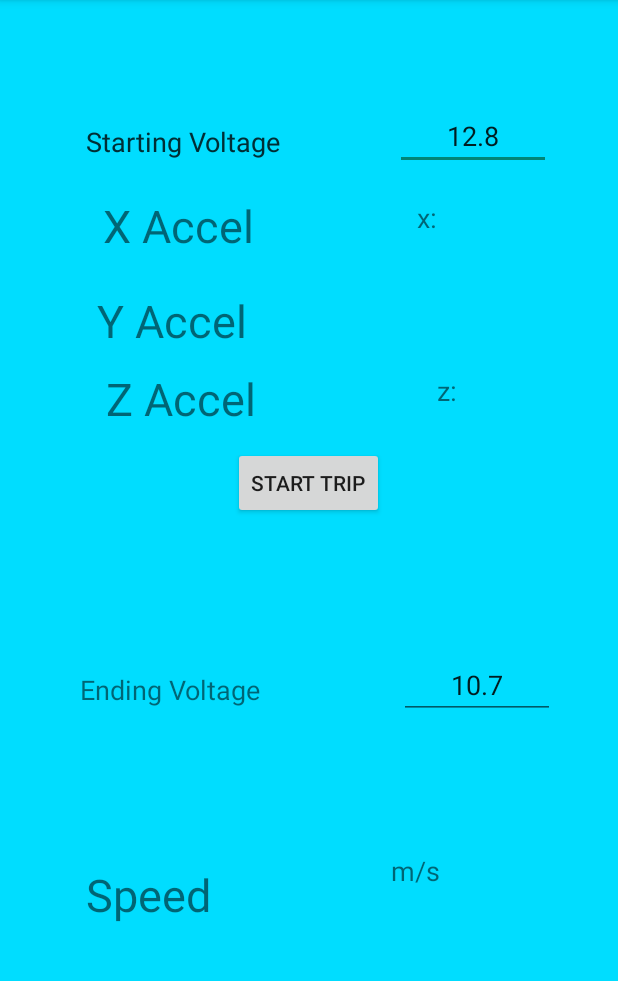
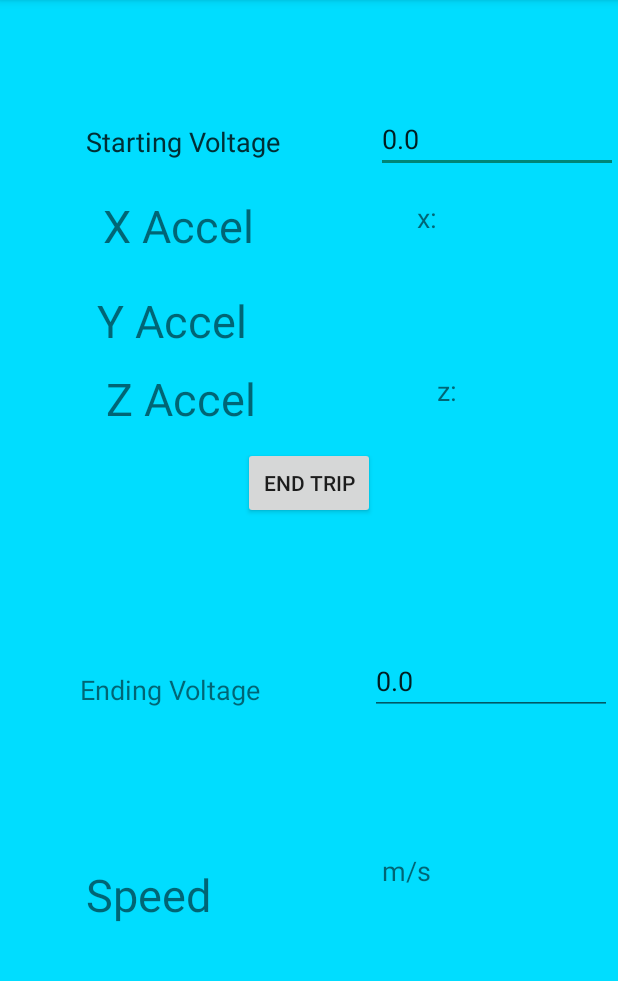
Before and after one commit to Derklez/Electric-Vehicle-Capstone-Project, an Android app: the screen it shows after launch (MainActivity), after a tap on "START TRIP", on a phone screen of 412 x 824 dp, the part 84-1065 px from its top. Run offline under Robolectric (Android 15) with nearby library versions, the phone set to English and light mode, and no system bars; our stand-ins replace Firebase (no records; nobody signed in at launch, a user with empty details on screens opened directly); 1 statement that could not run was skipped.

Commit message:
Can now "start" a trip which tracks time & volt entry fields

```diff
--- a/app/build.gradle
+++ b/app/build.gradle
@@ -32,6 +32,7 @@ dependencies {
     implementation 'com.jjoe64:graphview:4.2.2'
     implementation 'com.google.firebase:firebase-core:16.0.1'
     implementation 'com.google.firebase:firebase-database:16.0.1'
+    implementation 'com.jjoe64:graphview:4.2.2'
 }
 
 apply plugin: 'com.google.gms.google-services'
--- a/app/src/main/java/edu/uwm/team10/electricvehicleapp/HomeFragment.java
+++ b/app/src/main/java/edu/uwm/team10/electricvehicleapp/HomeFragment.java
@@ -20,11 +20,16 @@ import android.view.LayoutInflater;
 import android.view.View;
 import android.view.ViewGroup;
 import android.widget.Button;
+import android.widget.EditText;
 import android.widget.TextView;
+import android.widget.Toast;
 
 
 import com.google.firebase.database.DatabaseReference;
 import com.google.firebase.database.FirebaseDatabase;
+
+import models.TripDateModel;
+import models.TripModel;
 
 public class HomeFragment extends Fragment implements SensorEventListener, LocationListener {
 
@@ -34,6 +39,9 @@ public class HomeFragment extends Fragment implements SensorEventListener, Locat
     private Sensor accelerometer;
 
     private TextView xAccel, yAccel, zAccel;
+    private Button startTrip;
+    private EditText startVolts;
+    private EditText endVolts;
 
     private View view;
 
@@ -59,6 +67,35 @@ public class HomeFragment extends Fragment implements SensorEventListener, Locat
         xAccel = view.findViewById(R.id.xAccel);
         yAccel = view.findViewById(R.id.yAccel);
         zAccel = view.findViewById(R.id.zAccel);
+        startVolts = view.findViewById(R.id.startVolts);
+        endVolts = view.findViewById(R.id.endVolts);
+        startTrip = view.findViewById(R.id.startTrip);
+
+        final DatabaseReference mDatabase = FirebaseDatabase.getInstance().getReference();
+
+        // Set on click for start trip button. This should reconfigure the UI
+        startTrip.setOnClickListener(new View.OnClickListener() {
+            public void onClick(View v) {
+                if (!((MainActivity)getActivity()).getTripActive()) { // If a trip is NOT active
+                    ((MainActivity)getActivity()).startTrip();
+                    startTrip.setText("End Trip");
+                } else {
+                    ((MainActivity)getActivity()).endTrip();
+                    startTrip.setText("Start Trip");
+                    double elapsedTime = (((MainActivity) getActivity()).getTripEndTime()
+                            - ((MainActivity) getActivity()).getTripStartTime()) / (1e+9);
+                    TripDateModel tripDateModel = new TripDateModel(
+                            ((MainActivity) getActivity()).getTripStartTime(),
+                            ((MainActivity) getActivity()).getTripEndTime(),
+                            "Wed, Oct 18 2018");
+                    TripModel tripModel = new TripModel(10.0, 1, 20,
+                            elapsedTime, Double.parseDouble(endVolts.getText().toString()), 1,
+                            Double.parseDouble(startVolts.getText().toString()), tripDateModel);
+                    String pushString = mDatabase.child("trips").push().getKey();
+                    mDatabase.child("trips").child(pushString).setValue(tripModel);
+                }
+            }
+        });
 
         LocationManager locationManager = (LocationManager)
                 getActivity().getSystemService(Context.LOCATION_SERVICE);
@@ -100,6 +137,7 @@ public class HomeFragment extends Fragment implements SensorEventListener, Locat
         } else {
             float nCurrentSpeed = location.getSpeed();
             currentSpeed.setText(nCurrentSpeed + " m/s");
+            ((MainActivity)getActivity()).setAverageSpeed(nCurrentSpeed); // TODO
         }
     }
 
--- a/app/src/main/java/edu/uwm/team10/electricvehicleapp/MainActivity.java
+++ b/app/src/main/java/edu/uwm/team10/electricvehicleapp/MainActivity.java
@@ -1,9 +1,7 @@
 package edu.uwm.team10.electricvehicleapp;
 
 import android.Manifest;
-import android.content.Context;
 import android.content.pm.PackageManager;
-import android.hardware.SensorEventListener;
 import android.support.annotation.NonNull;
 import android.support.design.widget.NavigationView;
 import android.support.v4.app.ActivityCompat;
@@ -16,7 +14,6 @@ import android.os.Bundle;
 import android.support.v7.widget.Toolbar;
 import android.view.MenuItem;
 import android.view.View;
-import android.widget.TextView;
 import android.widget.Toast;
 
 import com.google.firebase.database.DatabaseReference;
@@ -28,6 +25,34 @@ public class MainActivity extends AppCompatActivity
     private static final int MY_PERMISSION_ACCESS_FINE_LOCATION = 0;
 
     private DrawerLayout mDrawerLayout;
+    private Boolean isTripActive;
+    private long tripStartTime;
+    private long tripEndTime;
+    private float averageSpeed;
+
+    public Boolean getTripActive() {
+        return isTripActive;
+    }
+
+    public void setTripActive(Boolean tripActive) {
+        isTripActive = tripActive;
+    }
+
+    public long getTripStartTime() {
+        return tripStartTime;
+    }
+
+    public long getTripEndTime() {
+        return tripEndTime;
+    }
+
+    public float getAverageSpeed() {
+        return averageSpeed;
+    }
+
+    public void setAverageSpeed(float averageSpeed) {
+        this.averageSpeed = averageSpeed;
+    }
 
     @Override
     protected void onCreate(Bundle savedInstanceState) {
@@ -53,6 +78,7 @@ public class MainActivity extends AppCompatActivity
                 toolbar, R.string.navigation_drawer_open, R.string.navigation_drawer_close);
         mDrawerLayout.addDrawerListener(toggle);
         toggle.syncState();
+        setTripActive(false);
 
         // Sets fragment to Home when opening. Rotating device and other odd movements will
         // reset the app to Home if there is not a null check
@@ -114,6 +140,18 @@ public class MainActivity extends AppCompatActivity
         myRef.setValue("Testing 123");
     }
 
+    public void startTrip() {
+        if (!getTripActive()) {
+            tripStartTime = System.nanoTime();
+            setTripActive(true);
+        }
+    }
 
+    public void endTrip() {
+        if (getTripActive()) {
+            tripEndTime = System.nanoTime();
+            setTripActive(false);
+        }
+    }
 
 }
--- a/app/src/main/res/layout/fragment_home.xml
+++ b/app/src/main/res/layout/fragment_home.xml
@@ -6,7 +6,7 @@
     android:background="@android:color/holo_blue_bright">
 
     <Button
-        android:id="@+id/testButton"
+        android:id="@+id/startTrip"
         android:layout_width="wrap_content"
         android:layout_height="wrap_content"
         android:layout_alignParentTop="true"
@@ -23,32 +23,6 @@
         android:layout_marginTop="157dp">
 
     </android.support.design.widget.TextInputLayout>
-
-    <EditText
-        android:id="@+id/editText2"
-        android:layout_width="104dp"
-        android:layout_height="wrap_content"
-        android:layout_alignEnd="@+id/testButton"
-        android:layout_alignParentTop="true"
-        android:layout_marginTop="68dp"
-        android:layout_marginEnd="-111dp"
-        android:ems="10"
-        android:inputType="number"
-        android:text="12.8"
-        android:textAlignment="center" />
-
-    <EditText
-        android:id="@+id/editText3"
-        android:layout_width="104dp"
-        android:layout_height="wrap_content"
-        android:layout_alignEnd="@+id/testButton"
-        android:layout_alignParentTop="true"
-        android:layout_marginTop="434dp"
-        android:layout_marginEnd="-114dp"
-        android:ems="10"
-        android:inputType="number"
-        android:text="10.7"
-        android:textAlignment="center" />
 
     <TextView
         android:id="@+id/textView2"
@@ -165,9 +139,32 @@
         android:layout_height="50dp"
         android:layout_alignParentBottom="true"
         android:layout_marginBottom="150dp"
-        android:layout_toEndOf="@+id/testButton"
+        android:layout_toEndOf="@+id/startTrip"
         android:text=" m/s"
         android:textSize="18sp" />
 
+    <EditText
+        android:id="@+id/startVolts"
+        android:layout_width="161dp"
+        android:layout_height="wrap_content"
+        android:layout_alignParentTop="true"
+        android:layout_alignParentEnd="true"
+        android:layout_marginTop="70dp"
+        android:ems="10"
+        android:inputType="numberDecimal"
+        android:text="0.0" />
+
+    <EditText
+        android:id="@+id/endVolts"
+        android:layout_width="161dp"
+        android:layout_height="wrap_content"
+        android:layout_alignParentTop="true"
+        android:layout_alignParentEnd="true"
+        android:layout_marginTop="431dp"
+        android:layout_marginEnd="4dp"
+        android:ems="10"
+        android:inputType="numberDecimal"
+        android:text="0.0" />
+
 
 </RelativeLayout>
```
Also changed, not shown: app/src/main/java/models/TripDateModel.java (added, +37 -0 lines), app/src/main/java/models/TripModel.java (added, +89 -0 lines).
